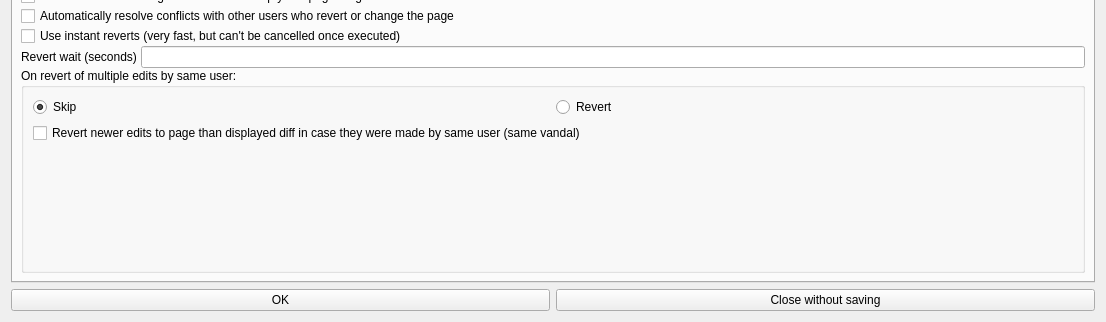
This is huggle/preferences.ui in huggle/huggle3-qt-lx as Qt 5 draws it before an edit; both pictures show x 0 to 1106 and y 159 to 481 of the 1106 by 481 pixel window. The edited form follows.
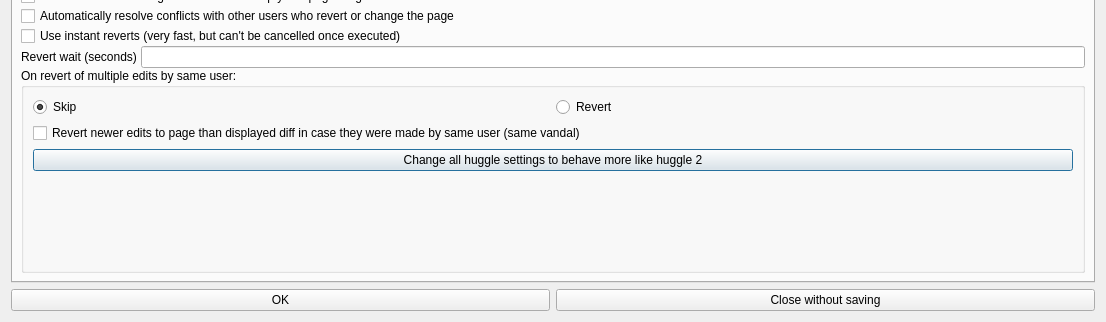
This is the edited form. Icons and pictures are not drawn.

The edit to the form file:
```diff
--- a/huggle/preferences.ui
+++ b/huggle/preferences.ui
@@ -179,6 +179,13 @@
               </property>
              </widget>
             </item>
+            <item>
+             <widget class="QPushButton" name="pushButton_7">
+              <property name="text">
+               <string>Change all huggle settings to behave more like huggle 2</string>
+              </property>
+             </widget>
+            </item>
             <item>
              <spacer name="verticalSpacer_4">
               <property name="orientation">
```
